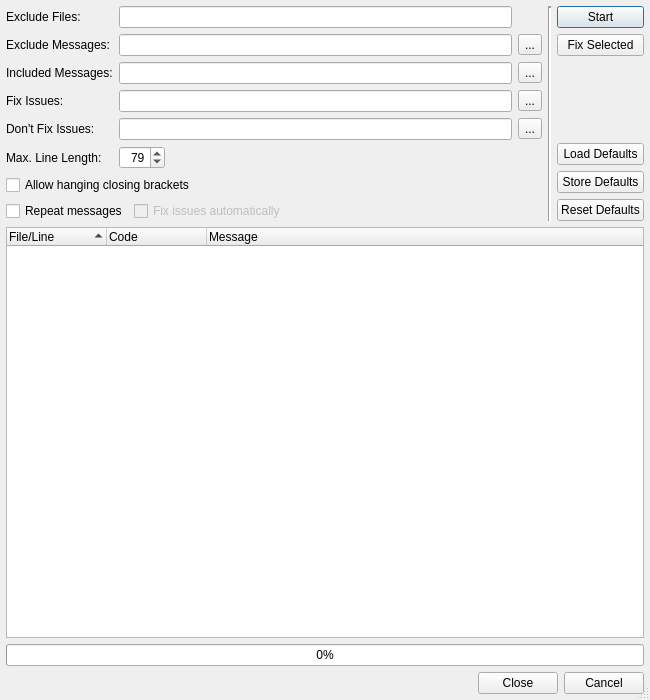
Above: Plugins/CheckerPlugins/Pep8/Pep8Dialog.ui from testmana2/test before the change. Below: the same form after it.
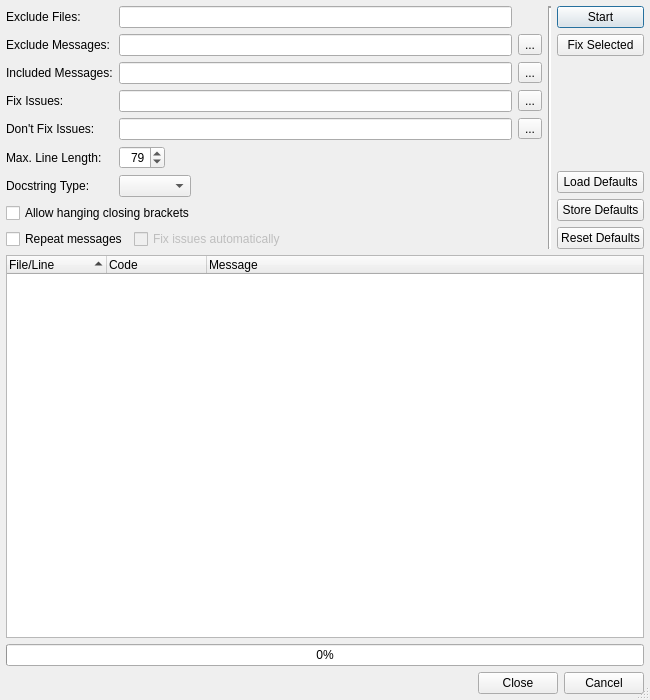
That is the form after the change. Custom widgets are drawn as their Qt base class.

Commit message: Started enhancing the docstring checker to include the eric docstring style.

```diff
--- a/Plugins/CheckerPlugins/Pep8/Pep8Dialog.ui
+++ b/Plugins/CheckerPlugins/Pep8/Pep8Dialog.ui
@@ -45,7 +45,7 @@
         </property>
        </widget>
       </item>
-      <item row="0" column="3" rowspan="8">
+      <item row="0" column="3" rowspan="9">
        <widget class="Line" name="line">
         <property name="lineWidth">
          <number>2</number>
@@ -55,7 +55,7 @@
         </property>
        </widget>
       </item>
-      <item row="0" column="4" rowspan="8">
+      <item row="0" column="4" rowspan="9">
        <layout class="QVBoxLayout" name="verticalLayout">
         <item>
          <widget class="QPushButton" name="startButton">
@@ -225,7 +225,7 @@
         </property>
        </widget>
       </item>
-      <item row="5" column="1">
+      <item row="5" column="1" colspan="2">
        <layout class="QHBoxLayout" name="horizontalLayout_3">
         <item>
          <widget class="QSpinBox" name="lineLengthSpinBox">
@@ -261,7 +261,38 @@
         </item>
        </layout>
       </item>
-      <item row="6" column="0" colspan="2">
+      <item row="6" column="0">
+       <widget class="QLabel" name="label_7">
+        <property name="text">
+         <string>Docstring Type:</string>
+        </property>
+       </widget>
+      </item>
+      <item row="6" column="1" colspan="2">
+       <layout class="QHBoxLayout" name="horizontalLayout_4">
+        <item>
+         <widget class="QComboBox" name="docTypeComboBox">
+          <property name="toolTip">
+           <string>Select the rule set for docstrings</string>
+          </property>
+         </widget>
+        </item>
+        <item>
+         <spacer name="horizontalSpacer_4">
+          <property name="orientation">
+           <enum>Qt::Horizontal</enum>
+          </property>
+          <property name="sizeHint" stdset="0">
+           <size>
+            <width>40</width>
+            <height>20</height>
+           </size>
+          </property>
+         </spacer>
+        </item>
+       </layout>
+      </item>
+      <item row="7" column="0" colspan="3">
        <layout class="QHBoxLayout" name="horizontalLayout_2">
         <item>
          <widget class="QCheckBox" name="hangClosingCheckBox">
@@ -288,7 +319,7 @@
         </item>
        </layout>
       </item>
-      <item row="7" column="0" colspan="3">
+      <item row="8" column="0" colspan="3">
        <layout class="QHBoxLayout" name="horizontalLayout">
         <item>
          <widget class="QCheckBox" name="repeatCheckBox">
```
Left out of the diff: 21 changed lines with no effect on the pictures. The commit also changes 2 other files.
